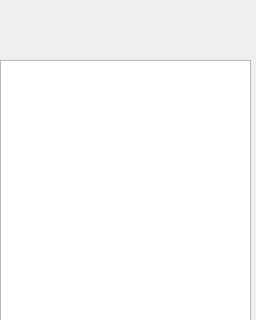
This is mainwindow.ui in Siinthd/settingUI as Qt 5 draws it before an edit; both pictures show x 0 to 256 and y 0 to 320 of the 256 by 600 pixel window. The edited form follows.
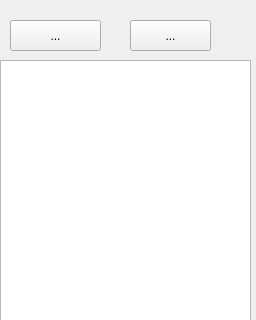
This is the edited form.

What changed in the file:
```diff
--- a/mainwindow.ui
+++ b/mainwindow.ui
@@ -34,6 +34,32 @@
      </rect>
     </property>
    </widget>
+   <widget class="QToolButton" name="toolButton">
+    <property name="geometry">
+     <rect>
+      <x>10</x>
+      <y>20</y>
+      <width>91</width>
+      <height>31</height>
+     </rect>
+    </property>
+    <property name="text">
+     <string>...</string>
+    </property>
+   </widget>
+   <widget class="QToolButton" name="toolButton_2">
+    <property name="geometry">
+     <rect>
+      <x>130</x>
+      <y>20</y>
+      <width>81</width>
+      <height>31</height>
+     </rect>
+    </property>
+    <property name="text">
+     <string>...</string>
+    </property>
+   </widget>
   </widget>
   <widget class="QMenuBar" name="menubar">
    <property name="geometry">
```
